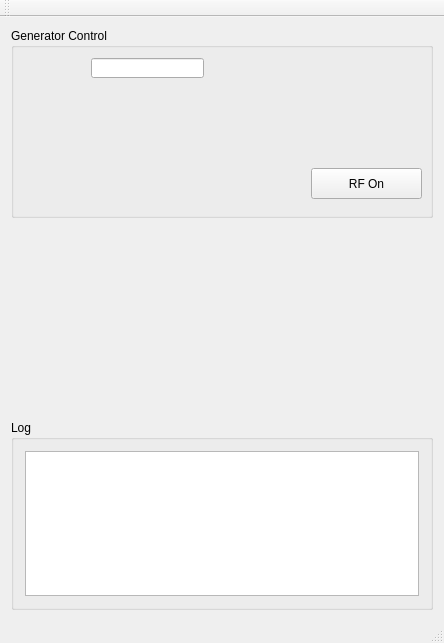
Before: the Qt Designer form mainwindow.ui in TripletESR/DNP100GHz, drawn with Qt 5.
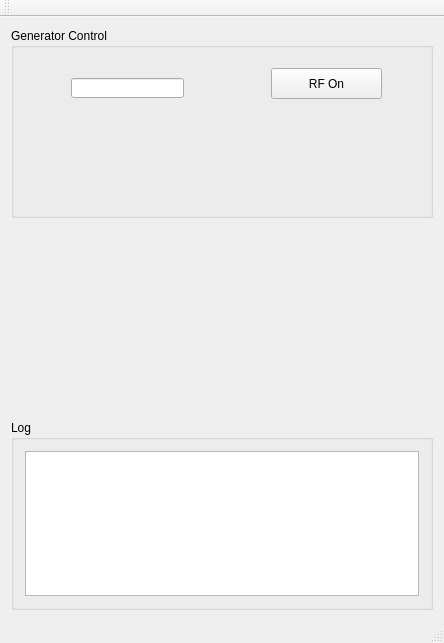
After: the same form once the commit is applied. Custom widgets are drawn as their Qt base class.

Commit message: auto detect generator by serialNumber and manufacturer

```diff
--- a/mainwindow.ui
+++ b/mainwindow.ui
@@ -23,8 +23,8 @@
       <widget class="QPushButton" name="pushButton_RFonoff">
        <property name="geometry">
         <rect>
-         <x>300</x>
-         <y>140</y>
+         <x>260</x>
+         <y>40</y>
          <width>111</width>
          <height>31</height>
         </rect>
@@ -36,8 +36,8 @@
       <widget class="QLineEdit" name="lineEdit">
        <property name="geometry">
         <rect>
-         <x>80</x>
-         <y>30</y>
+         <x>60</x>
+         <y>50</y>
          <width>113</width>
          <height>20</height>
         </rect>
```
The commit also changes 2 other files.
